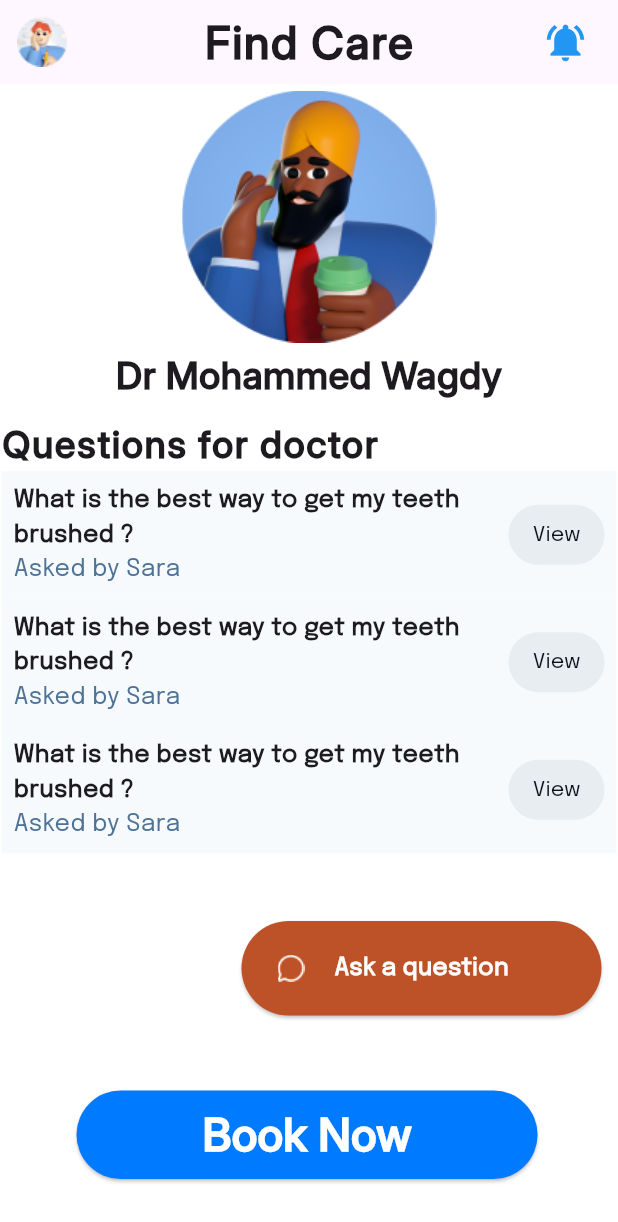
After one commit to ososshahin/Patient-App, a Flutter app: the HomeScreen screen opened by its route, on a phone screen of 412 x 824 dp. The commit adds this screen. Shown: the top 1222 px of the screen. Run offline on Flutter 3.47's test engine with Material 3 defaults, Android fonts, the phone set to English and light mode, and no system bars; our stand-ins replace shared_preferences; accounts and stored records are empty; network calls fail.

Commit message:
last edits

```diff
--- a/lib/auth/splash_screen.dart
+++ b/lib/auth/splash_screen.dart
@@ -3,6 +3,7 @@ import 'package:patient_app/auth/auth_screen.dart';
 
 class SplashScreen extends StatefulWidget {
   const SplashScreen({super.key});
+  static const routeName = 'Main Screen';
 
   @override
   State<SplashScreen> createState() => _SplashScreenState();
--- /dev/null
+++ b/lib/screens/home_screen.dart
@@ -0,0 +1,64 @@
+import 'package:flutter/material.dart';
+import 'package:patient_app/widgets/ProfileInfo.dart';
+import 'package:patient_app/widgets/question_button.dart';
+import 'package:patient_app/widgets/questions_section.dart';
+
+class HomeScreen extends StatelessWidget {
+  const HomeScreen({super.key});
+static const routeName = 'Main Screen';
+  @override
+  Widget build(BuildContext context) {
+    return Scaffold(
+      backgroundColor: Colors.white,
+      appBar: AppBar(
+        leading: ClipRect
+          (
+            child: InkWell(
+              onTap: () {
+
+              },
+              child: Image.asset(width:33,
+              height: 33,'assets/images/ProfilePic.png'),
+            )),
+      centerTitle: true,
+        title: Text('Find Care',
+        style: TextStyle(
+          fontSize: 30,
+          fontFamily: 'Inter',
+          fontWeight: FontWeight.w700,
+          letterSpacing: 1
+        ),),actions: [
+          Row(
+            children: [
+              InkWell(
+                onTap: () {
+
+                },
+                child: Icon(Icons.notifications_active,
+                color: Colors.blue,
+                size: 30,),
+              ),
+              SizedBox(
+                width: 20,
+              )
+            ],
+          )
+      ],
+
+      ),
+      body: Padding(
+        padding: const EdgeInsets.all(1),
+        child: Column(
+          crossAxisAlignment: CrossAxisAlignment.start,
+
+          children: [
+            ProfileInfo(),
+            SizedBox( height: 10,),
+            Expanded(child: QuestionsSection()),
+
+          ],
+        ),
+      ),
+    );
+  }
+}
--- /dev/null
+++ b/lib/utils/constants.dart
@@ -0,0 +1,5 @@
+class ApiConstants {
+  static const String baseUrl = 'https://dar85.pythonanywhere.com/en/api/customer/';
+  static const String loginEndpoint = '${baseUrl}customer_login/';
+  static const String registerEndpoint = '${baseUrl}customer_registration/';
+}
--- /dev/null
+++ b/lib/widgets/ProfileInfo.dart
@@ -0,0 +1,26 @@
+import 'package:flutter/material.dart';
+
+class ProfileInfo extends StatelessWidget {
+  const ProfileInfo({super.key});
+
+  @override
+  Widget build(BuildContext context) {
+    return  Column(
+      children: [
+        Padding(
+          padding:EdgeInsets.symmetric(horizontal:120),
+          child: ClipRect(
+            child: Image.asset(height:175,
+                'assets/images/avatar.png'),
+          ),
+
+        ),
+        Text('Dr Mohammed Wagdy',
+          style: TextStyle(
+              fontSize: 25,
+              fontFamily: 'Inter',
+              fontWeight: FontWeight.w700
+          ),)],
+    );
+  }
+}
--- /dev/null
+++ b/lib/widgets/booking_button.dart
@@ -0,0 +1,29 @@
+import 'package:flutter/material.dart';
+
+class BookingButton extends StatelessWidget {
+  const BookingButton({super.key});
+
+  @override
+  Widget build(BuildContext context) {
+    return   Padding(
+      padding:  EdgeInsets.fromLTRB( 50,50,20,50),
+      child: ElevatedButton( style:ElevatedButton.styleFrom(
+          backgroundColor: Color(0xff007AFF)
+      ),
+        onPressed: () {
+
+        }, child:
+        Padding(
+          padding: const EdgeInsets.symmetric(horizontal: 60.0,vertical: 8),
+          child: Text('Book Now',style: TextStyle(
+              fontWeight:FontWeight.w700,
+              fontFamily: 'Inter',
+              fontSize: 30,
+              color: Colors.white
+          )),
+        ),
+      ),
+    )
+    ;
+  }
+}
--- a/lib/widgets/input_field.dart
+++ b/lib/widgets/input_field.dart
@@ -1,13 +1,14 @@
-
 import 'package:flutter/material.dart';
 
 class InputField extends StatelessWidget {
   final String hint;
   final bool obscureText;
+  final TextEditingController controller;
 
   const InputField({
     Key? key,
     required this.hint,
+    required this.controller,
     this.obscureText = false,
   }) : super(key: key);
 
@@ -22,6 +23,7 @@ class InputField extends StatelessWidget {
         borderRadius: BorderRadius.circular(6),
       ),
       child: TextField(
+        controller: controller,
         obscureText: obscureText,
         decoration: InputDecoration(
           hintText: hint,
--- /dev/null
+++ b/lib/widgets/question_button.dart
@@ -0,0 +1,40 @@
+import 'package:flutter/material.dart';
+
+class QuestionButton extends StatelessWidget {
+  const QuestionButton({super.key});
+
+  @override
+  Widget build(BuildContext context) {
+    return  Padding(
+      padding:  EdgeInsets.fromLTRB(160, 0, 10, 0),
+      child: ElevatedButton(style: ElevatedButton.styleFrom(
+          backgroundColor: Color(0xffBD5127
+          ),
+
+          shape: RoundedRectangleBorder(
+
+              borderRadius: BorderRadius.circular(100)
+          )
+      )
+          , onPressed:  () {
+
+          }, child: Padding(
+            padding: const EdgeInsets.symmetric(vertical: 20),
+            child: Row(
+              children: [
+                ImageIcon( AssetImage('assets/images/question_icon.png'),color: Colors.white,),
+                SizedBox(width: 20,),
+                Text('Ask a question',
+                  style: TextStyle(
+                      fontFamily: 'Epilogue',
+                      fontSize: 16,
+                      color: Colors.white,
+                      fontWeight: FontWeight.w700
+                  ),
+                )
+              ],
+            ),
+          )),
+    );
+  }
+}
--- /dev/null
+++ b/lib/widgets/questions_section.dart
@@ -0,0 +1,80 @@
+import 'package:flutter/material.dart';
+import 'package:patient_app/widgets/booking_button.dart';
+import 'package:patient_app/widgets/question_button.dart';
+
+class QuestionsSection extends StatelessWidget {
+  const QuestionsSection({super.key});
+
+  @override
+  Widget build(BuildContext context) {
+    return Column(
+      crossAxisAlignment: CrossAxisAlignment.start,
+      children: [
+        Text('Questions for doctor',
+          style: TextStyle(
+              fontSize: 25,
+              fontFamily: 'Inter',
+              fontWeight: FontWeight.w700,
+              letterSpacing: 1
+          ),
+        ),
+        Container(
+          height: 300,
+          child: ListView.builder(itemCount: 3,
+            itemBuilder:
+                (context, index) => Container(
+              color: Color(0xffF7FAFC
+              ),
+              child: Padding(
+                padding: const EdgeInsets.all(8.0),
+                child: Row(
+                  children: [
+                    Expanded(
+                      child: Column(
+                        crossAxisAlignment: CrossAxisAlignment.start,
+                        children: [
+                          Text('What is the best way to get my teeth brushed ?',
+                            style: TextStyle(
+                                fontSize: 16,
+                                fontFamily: 'Epilogue',
+                                fontWeight: FontWeight.bold
+                            ),
+                          ),
+                          Text('Asked by Sara',
+                            style: TextStyle(
+                                fontSize: 16,
+                                fontFamily: 'Epilogue',
+                                color: Color(0xff4F7396
+                                )
+                            ),)
+                        ],
+                      ),
+                    ),
+                    SizedBox(width: 20,),
+                    TextButton(style:ButtonStyle(
+                        backgroundColor: WidgetStatePropertyAll(Color(0xffE8EDF2))
+                    ),
+                        onPressed: () {
+
+                        }, child: Text('View',
+                          style: TextStyle(
+                              fontSize: 14,
+                              fontFamily: 'Epilogue',
+                              color: Color(0xff0D141C
+                              ),
+                              fontWeight: FontWeight.w500
+                          ),))
+                  ],
+                ),
+              ),
+            ),
+          ),
+        ),
+        QuestionButton(),
+        BookingButton()
+
+
+      ],
+    );
+  }
+}
```
Also changed, not shown: lib/auth/auth_screen.dart (+22 -27 lines), lib/auth/signin_form.dart (+44 -4 lines), lib/auth/signup_form.dart (+55 -4 lines), lib/main.dart (+19 -5 lines), lib/models/user.dart (added, +19 -0 lines), lib/services/api_service.dart (added, +54 -0 lines), pubspec.yaml (+8 -0 lines), assets/fonts/Epilogue-Regular.ttf (added), assets/images/ProfilePic.png (added), assets/images/avatar.png (added), assets/images/question_icon.png (added), pubspec.lock, 4 other files.
